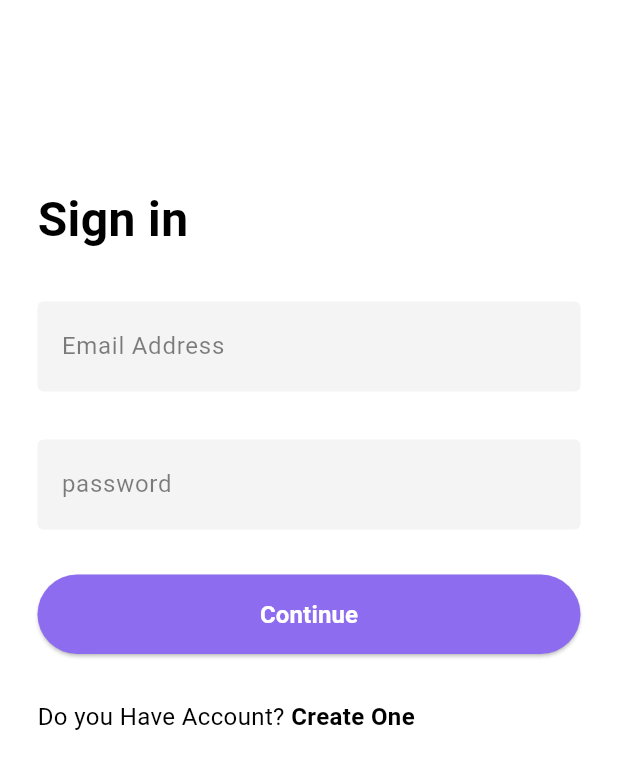
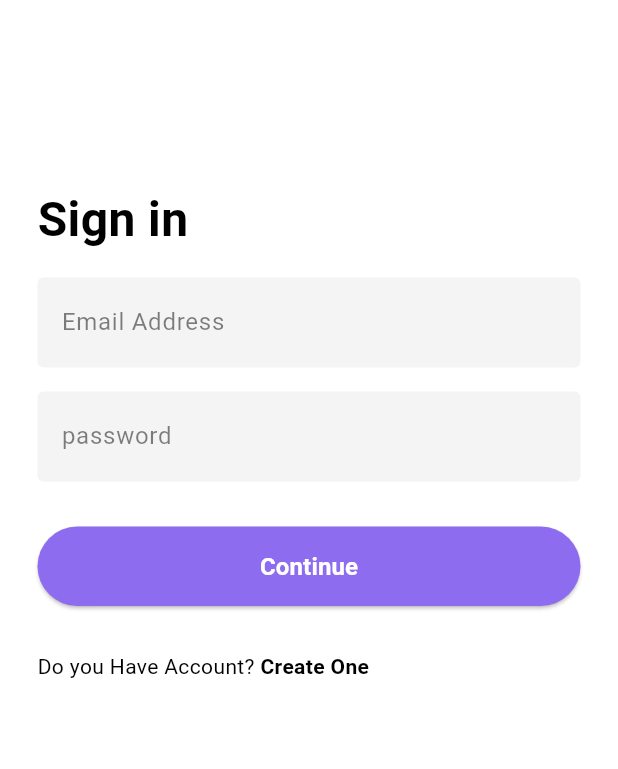
Before and after one commit to Primberdiyev/news_app, a Flutter app: the screen it shows after launch, on a phone screen of 412 x 824 dp. Shown: the top 769 px of the screen. Run offline on Flutter 3.47's test engine with Material 3 defaults, Android fonts, the phone set to English and light mode, and no system bars; our stand-ins replace bloc, cached_network_image, flutter_bloc, isar; accounts and stored records are empty; generated files the repository leaves out were written again.

Commit message:
auth ui is finished

```diff
--- a/lib/core/ui_kit/custom_text_field.dart
+++ b/lib/core/ui_kit/custom_text_field.dart
@@ -7,13 +7,15 @@ class CustomTextField extends StatelessWidget {
     super.key,
     required this.controller,
     required this.hintText,
+    this.topPaddingSize = 16,
   });
   final TextEditingController controller;
   final String hintText;
+  final double topPaddingSize;
   @override
   Widget build(BuildContext context) {
     return Padding(
-      padding: const EdgeInsets.only(top: 32),
+      padding: EdgeInsets.only(top: topPaddingSize),
       child: TextField(
         controller: controller,
         decoration: InputDecoration(
--- a/lib/features/auth/ui/sign_in_page.dart
+++ b/lib/features/auth/ui/sign_in_page.dart
@@ -46,9 +46,8 @@ class _SignInPageState extends State<SignInPage> {
               controller: passwordController,
               hintText: AppTexts.password,
             ),
-            Padding(
-              padding: const EdgeInsets.symmetric(vertical: 30),
-              child: ContinueButton(),
+            ContinueButton(
+              function: () {},
             ),
             QuestionTextWidget(),
           ],
--- a/lib/features/auth/widgets/continue_button.dart
+++ b/lib/features/auth/widgets/continue_button.dart
@@ -4,12 +4,14 @@ import 'package:news_app/features/utils/app_text_styles.dart';
 import 'package:news_app/features/utils/app_texts.dart';
 
 class ContinueButton extends StatelessWidget {
-  const ContinueButton({super.key});
-
+  const ContinueButton({super.key, required this.function});
+  final VoidCallback function;
   @override
   Widget build(BuildContext context) {
-    return ElevatedButton(
-      onPressed: () {},
+    return Padding(
+      padding: const EdgeInsets.symmetric(vertical: 30),
+      child: ElevatedButton(
+        onPressed: function,
         style: ElevatedButton.styleFrom(
             padding: EdgeInsets.symmetric(vertical: 15),
             backgroundColor: AppColors.primary),
@@ -18,6 +20,7 @@ class ContinueButton extends StatelessWidget {
           style: AppTextStyles.body16W400
               .copyWith(color: AppColors.white, fontWeight: FontWeight.w600),
         ),
+      ),
     );
   }
 }
--- a/lib/features/auth/widgets/question_text_widget.dart
+++ b/lib/features/auth/widgets/question_text_widget.dart
@@ -1,4 +1,5 @@
 import 'package:flutter/material.dart';
+import 'package:news_app/features/routes/name_routes.dart';
 import 'package:news_app/features/utils/app_text_styles.dart';
 import 'package:news_app/features/utils/app_texts.dart';
 
@@ -11,9 +12,11 @@ class QuestionTextWidget extends StatelessWidget {
       children: [
         Text(
           AppTexts.haveAccount,
-          style: AppTextStyles.body16W400,
+          style:
+              AppTextStyles.body14W400.copyWith(fontWeight: FontWeight.normal),
         ),
         GestureDetector(
+          onTap: () => Navigator.pushNamed(context, NameRoutes.signUp),
           child: Text(
             AppTexts.createOne,
             style: AppTextStyles.body14W400,
--- a/lib/features/routes/app_routes.dart
+++ b/lib/features/routes/app_routes.dart
@@ -1,5 +1,6 @@
 import 'package:flutter/material.dart';
 import 'package:news_app/features/auth/ui/sign_in_page.dart';
+import 'package:news_app/features/auth/ui/sign_up_page.dart';
 import 'package:news_app/features/routes/name_routes.dart';
 import 'package:news_app/features/splash/splash_page.dart';
 
@@ -7,6 +8,8 @@ Route onGenerateRoute(RouteSettings settings) {
   switch (settings.name) {
     case NameRoutes.signIn:
       return MaterialPageRoute(builder: (context) => SignInPage());
+    case NameRoutes.signUp:
+      return MaterialPageRoute(builder: (context) => SignUpPage());
   }
   return MaterialPageRoute(builder: (context) => SplashPage());
 }
--- a/lib/features/utils/app_text_styles.dart
+++ b/lib/features/utils/app_text_styles.dart
@@ -8,7 +8,7 @@ class AppTextStyles {
         color: AppColors.black,
       );
   static TextStyle get body14W400 => TextStyle(
-        fontSize: 16,
+        fontSize: 14,
         fontWeight: FontWeight.bold,
         color: AppColors.black,
       );
--- a/lib/features/utils/app_texts.dart
+++ b/lib/features/utils/app_texts.dart
@@ -8,4 +8,6 @@ class AppTexts {
   static const String createOne = 'Create One';
   static const String emailAddress = 'Email Address';
   static const String password = 'password';
+  static const String firstName = 'FirstName';
+  static const String lasttName = 'LastName';
 }
--- a/lib/my_app.dart
+++ b/lib/my_app.dart
@@ -15,6 +15,7 @@ class MyApp extends StatelessWidget {
       onGenerateRoute: onGenerateRoute,
       theme: ThemeData(
         primaryColor: AppColors.white,
+        scaffoldBackgroundColor: AppColors.white,
       ),
       home: BlocProvider(
         create: (context) => HomeBloc(),
```
Also changed, not shown: lib/features/auth/ui/sign_up_page.dart (added, +67 -0 lines). Lines whose indentation alone changed are shown as unchanged.
